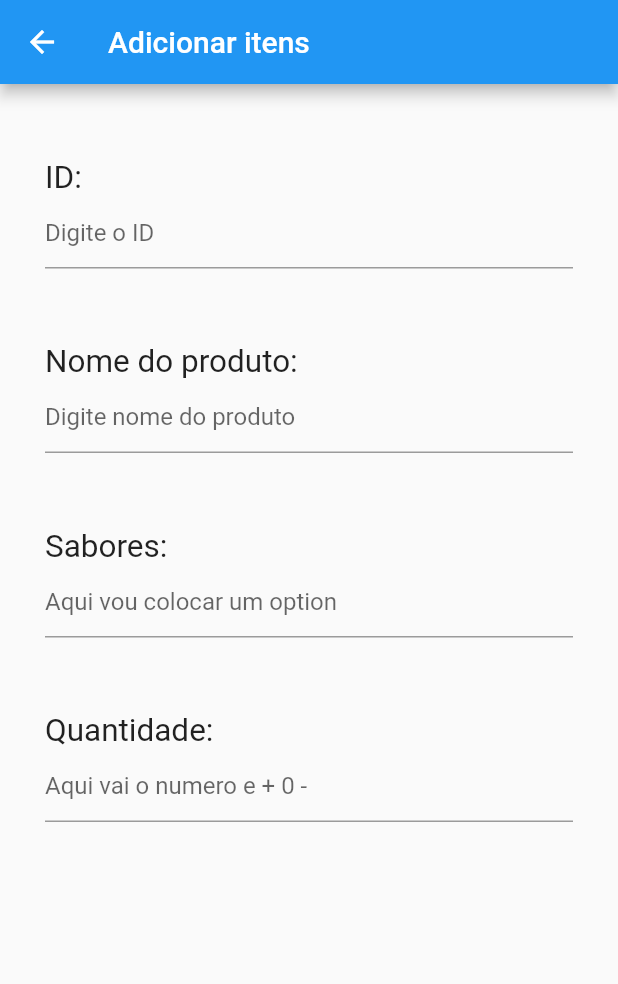
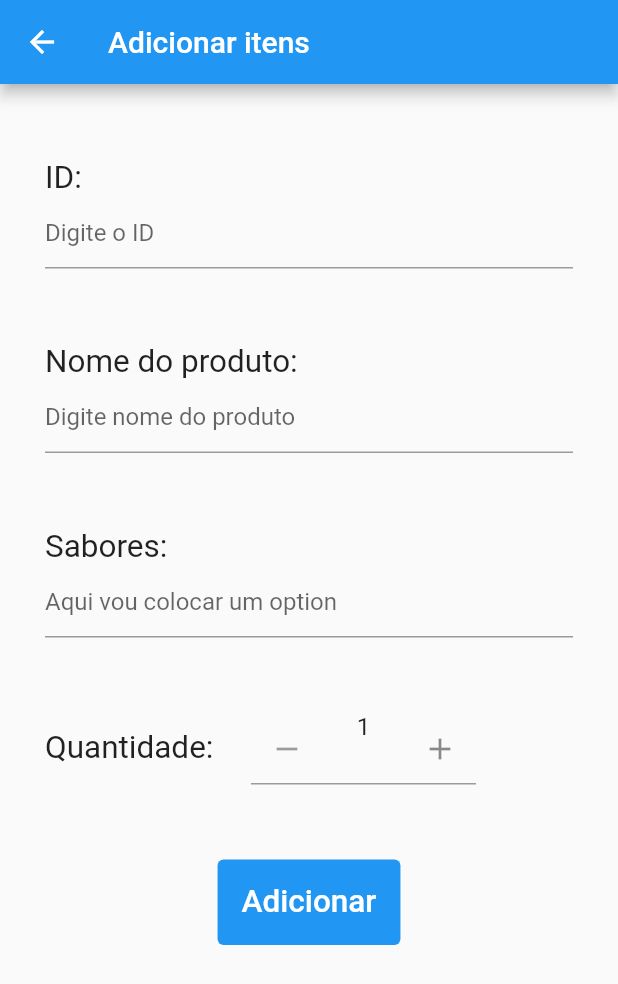
Before and after one commit to JOA0Vitor/App_pastel, a Flutter app: the adicionarItem screen opened directly, on a phone screen of 412 x 824 dp. Shown: the top 984 px of the screen. Run offline on Flutter 3.47's test engine with Material 2 defaults, Android fonts, the phone set to English and light mode, and no system bars; drawn by our look-alikes of flutter_spinbox; our stand-ins replace google_fonts; network calls fail.

Commit message:
fisrt commit

```diff
--- a/lib/my_app.dart
+++ b/lib/my_app.dart
@@ -13,6 +13,8 @@ class MyApp extends StatelessWidget {
       debugShowCheckedModeBanner: false, //tirar a faixa de debug
       theme: ThemeData(
         textTheme: GoogleFonts.aBeeZeeTextTheme(),
+        // ignore: deprecated_member_use
+        errorColor: Colors.red,
       ),
       home: const LoginPage(),
     );
--- a/lib/pages/adicionarItem.dart
+++ b/lib/pages/adicionarItem.dart
@@ -1,5 +1,7 @@
 import 'package:flutter/material.dart';
+import 'package:flutter_spinbox/flutter_spinbox.dart';
 
+// ignore: camel_case_types
 class adicionarItem extends StatelessWidget {
   const adicionarItem({super.key});
 
@@ -8,53 +10,93 @@ class adicionarItem extends StatelessWidget {
     return SafeArea(
       child: Scaffold(
         appBar: AppBar(
-          title: Text("Adicionar itens"),
+          title: const Text("Adicionar itens"),
         ),
-        body: const SingleChildScrollView(
+        body: SingleChildScrollView(
           child: Padding(
-          padding: EdgeInsets.symmetric(vertical: 50, horizontal: 30),
+            padding: const EdgeInsets.symmetric(vertical: 50, horizontal: 30),
             child: Column(
               crossAxisAlignment: CrossAxisAlignment.start,
               children: [
-              Text(
+                const Text(
                   "ID:",
                   style: TextStyle(fontSize: 21),
                 ),
-              TextField(
+                const TextField(
                   decoration: InputDecoration(
                     hintText: 'Digite o ID',
+                    hintStyle: TextStyle(fontSize: 16),
                   ),
                 ),
-              SizedBox(
+                const SizedBox(
                   height: 50,
                 ),
-              Text("Nome do produto:", style: TextStyle(fontSize: 21)),
-              TextField(
+                const Text("Nome do produto:", style: TextStyle(fontSize: 21)),
+                const TextField(
                   decoration: InputDecoration(
                       hintText: 'Digite nome do produto',
+                      hintStyle: TextStyle(fontSize: 16)),
                 ),
-              ),
-              SizedBox(
+                const SizedBox(
                   height: 50,
                 ),
-              Text("Sabores:", style: TextStyle(fontSize: 21)),
-              TextField(
+                const Text("Sabores:", style: TextStyle(fontSize: 21)),
+                const TextField(
                   decoration: InputDecoration(
                       hintText: 'Aqui vou colocar um option',
+                      hintStyle: TextStyle(fontSize: 16)),
                 ),
-              ),
-              SizedBox(
+                const SizedBox(
                   height: 50,
                 ),
-              Text("Quantidade:", style: TextStyle(fontSize: 21)),
-              TextField(
-                decoration: InputDecoration(
-                  hintText: 'Aqui vai o numero e + 0 -',
+                // ignore: avoid_unnecessary_containers
+                Row(
+                  children: [
+                    const Text("Quantidade:", style: TextStyle(fontSize: 21)),
+                    Container(
+                      width: 150,
+                      margin: EdgeInsets.only(left: 25, bottom: 0),
+                      child: SpinBox(
+                        min: 1,
+                        max: 1000,
+                        value: 1,
+
+                        // ignore: avoid_print
+                        onChanged: (value) => print(value),
+                        decoration: const InputDecoration(
+                          // border: InputBorder.none,
+                          contentPadding: EdgeInsets.zero,
+                        ),
                       ),
                     ),
                   ],
                 ),
-        )),
+                Padding(
+                  padding:
+                      const EdgeInsets.symmetric(vertical: 50, horizontal: 50),
+                  child: Center(
+                    child: TextButton(
+                      onPressed: () {},
+                      style: ButtonStyle(
+                        backgroundColor:
+                            MaterialStateProperty.all<Color>(Colors.blue),
+                        padding: MaterialStateProperty.all<EdgeInsetsGeometry>(
+                            const EdgeInsets.all(16)),
+                      ),
+                      child: const Text(
+                        "Adicionar",
+                        style: TextStyle(
+                          fontSize: 21,
+                          color: Colors.white,
+                        ),
+                      ),
+                    ),
+                  ),
+                ),
+              ],
+            ),
+          ),
+        ),
       ),
     );
   }
--- a/pubspec.yaml
+++ b/pubspec.yaml
@@ -33,6 +33,7 @@ dependencies:
     # assets:
     #   - images/
   google_fonts: ^6.1.0
+  flutter_spinbox: ^0.13.1
 
 
   # The following adds the Cupertino Icons font to your application.
```
Also changed, not shown: lib/pages/cadastro_login.dart (+3 -24 lines), lib/pages/login_page.dart (+13 -5 lines), pubspec.lock. Lines whose indentation alone changed are shown as unchanged.
